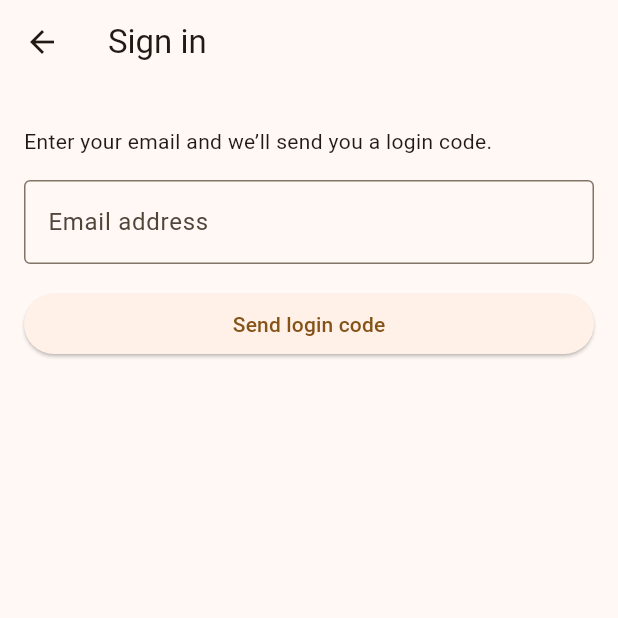
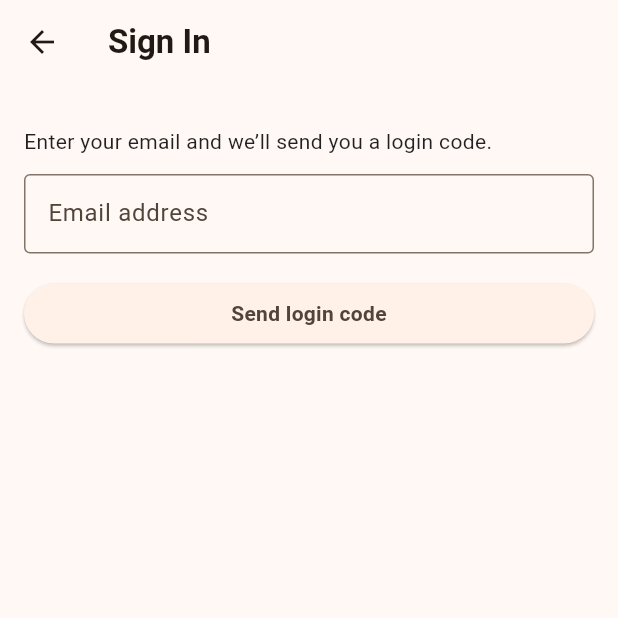
Before and after one commit to sekael/touringbuddy_frontend, a Flutter app: the screen it shows after launch, after a tap on "Sign In", on a phone screen of 412 x 824 dp, the top half of it. Run offline on Flutter 3.47's test engine with Material 3 defaults, Android fonts, the phone set to English and light mode, and no system bars; our stand-ins replace flutter_dotenv, logger, supabase_flutter; missing offline and left inert: maplibre_gl; accounts and stored records are empty.

Commit message:
refactor: apply theme more widely

```diff
--- /dev/null
+++ b/lib/components/text/button.dart
@@ -0,0 +1,33 @@
+import 'package:flutter/material.dart';
+
+class ButtonText extends StatelessWidget {
+  final String buttonText;
+  final Color? colorOverride;
+  final TextStyle? styleOverride;
+
+  const ButtonText({
+    super.key,
+    required this.buttonText,
+    this.colorOverride,
+    this.styleOverride,
+  });
+
+  @override
+  Widget build(BuildContext context) {
+    return Padding(
+      padding: const EdgeInsets.all(8.0),
+      child: Text(
+        buttonText,
+        textAlign: TextAlign.center,
+        style:
+            styleOverride ??
+            Theme.of(context).textTheme.labelLarge?.copyWith(
+              color:
+                  colorOverride ??
+                  Theme.of(context).colorScheme.onSurfaceVariant,
+              fontWeight: FontWeight.w600,
+            ),
+      ),
+    );
+  }
+}
--- a/lib/core/config/theme.dart
+++ b/lib/core/config/theme.dart
@@ -1,5 +1,33 @@
+import 'package:flutter/foundation.dart';
 import 'package:flutter/material.dart';
+import 'package:touringbuddy_frontend/core/config/tokens.dart';
+import 'package:touringbuddy_frontend/core/config/typography.dart';
 
-final ColorScheme colorScheme = ColorScheme.fromSeed(seedColor: Colors.orange);
+bool get _isCupertinoPlatform {
+  if (kIsWeb) return false;
+  return defaultTargetPlatform == TargetPlatform.iOS ||
+      defaultTargetPlatform == TargetPlatform.macOS;
+}
 
-final ThemeData touringBuddyTheme = ThemeData(colorScheme: colorScheme);
+final ColorScheme colorScheme = ColorScheme.fromSeed(
+  seedColor: Colors.orange,
+  brightness: Brightness.light,
+);
+
+final ThemeData touringBuddyTheme = ThemeData(
+  useMaterial3: true,
+  colorScheme: colorScheme,
+  visualDensity: VisualDensity.adaptivePlatformDensity,
+  textTheme: buildTextTheme(),
+  appBarTheme: AppBarTheme(
+    backgroundColor: colorScheme.surface,
+    foregroundColor: colorScheme.onSurface,
+    elevation: 0,
+    centerTitle:
+        _isCupertinoPlatform, // centers titles on iOS like UINavigationBar
+  ),
+  // Custom tokens (spacing, radii, etc.)
+  extensions: const <ThemeExtension<dynamic>>[SpacingTokens(), RadiusTokens()],
+);
+
+final touringBuddySpacings = touringBuddyTheme.extension<SpacingTokens>()!;
--- /dev/null
+++ b/lib/core/config/typography.dart
@@ -0,0 +1,14 @@
+import 'package:flutter/material.dart';
+
+TextTheme buildTextTheme() {
+  final base = Typography.blackMountainView;
+
+  // Scale & refine a few roles you actually use
+  return base.copyWith(
+    displayLarge: base.displayLarge?.copyWith(fontWeight: FontWeight.w700),
+    headlineMedium: base.headlineMedium?.copyWith(letterSpacing: 0.15),
+    titleLarge: base.titleLarge?.copyWith(fontWeight: FontWeight.w600),
+    bodyLarge: base.bodyLarge?.copyWith(height: 1.3),
+    labelLarge: base.labelLarge?.copyWith(letterSpacing: 0.2),
+  );
+}
--- a/lib/features/map/presentation/location_picker.dart
+++ b/lib/features/map/presentation/location_picker.dart
@@ -2,6 +2,7 @@ import 'package:flutter/material.dart';
 import 'package:maplibre_gl/maplibre_gl.dart';
 import 'package:provider/provider.dart';
 import 'package:touringbuddy_frontend/components/crosshair.dart';
+import 'package:touringbuddy_frontend/components/text/button.dart';
 import 'package:touringbuddy_frontend/core/logging/app_logger.dart';
 import 'package:touringbuddy_frontend/features/map/data/map_view_model.dart';
 import 'package:touringbuddy_frontend/features/tours/presentation/tours_details_sheet.dart';
@@ -37,7 +38,7 @@ class LocationPicker extends StatelessWidget {
               FloatingActionButton.extended(
                 heroTag: 'cancelGoal',
                 onPressed: () => viewModel.setPickingLocation(false),
-                label: const Text('Cancel'),
+                label: const ButtonText(buttonText: 'Cancel'),
                 icon: const Icon(Icons.close),
                 backgroundColor: Colors.white,
               ),
@@ -45,7 +46,7 @@ class LocationPicker extends StatelessWidget {
               FloatingActionButton.extended(
                 heroTag: 'confirmGoal',
                 onPressed: () => _handleConfirm(context),
-                label: const Text('Continue'),
+                label: const ButtonText(buttonText: 'Continue'),
                 icon: const Icon(Icons.check),
               ),
             ],
--- a/lib/pages/email_entry.dart
+++ b/lib/pages/email_entry.dart
@@ -1,6 +1,8 @@
 import 'package:flutter/material.dart';
 import 'package:supabase_flutter/supabase_flutter.dart';
 import 'package:touringbuddy_frontend/components/error_snackbar.dart';
+import 'package:touringbuddy_frontend/components/text/button.dart';
+import 'package:touringbuddy_frontend/core/config/theme.dart';
 import 'package:touringbuddy_frontend/core/logging/app_logger.dart';
 import 'package:touringbuddy_frontend/main.dart';
 import 'package:touringbuddy_frontend/pages/verify_otp.dart';
@@ -63,18 +65,18 @@ class _EmailEntryPageState extends State<EmailEntryPage> {
   @override
   Widget build(BuildContext context) {
     return Scaffold(
-      appBar: AppBar(title: const Text('Sign in')),
+      appBar: AppBar(title: const Text('Sign In')),
       body: SafeArea(
         child: Padding(
-          padding: const EdgeInsets.all(16),
+          padding: EdgeInsets.all(touringBuddySpacings.md),
           child: Form(
             key: _formKey,
             child: Column(
               crossAxisAlignment: CrossAxisAlignment.stretch,
               children: [
-                const SizedBox(height: 12),
+                SizedBox(height: touringBuddySpacings.sm),
                 const Text('Enter your email and we’ll send you a login code.'),
-                const SizedBox(height: 16),
+                SizedBox(height: touringBuddySpacings.sm),
                 TextFormField(
                   controller: _emailCtrl,
                   keyboardType: TextInputType.emailAddress,
@@ -94,10 +96,12 @@ class _EmailEntryPageState extends State<EmailEntryPage> {
                   onFieldSubmitted: (_) =>
                       _submitting ? null : _sendLoginCode(),
                 ),
-                const SizedBox(height: 16),
+                SizedBox(height: touringBuddySpacings.md),
                 ElevatedButton(
                   onPressed: _submitting ? null : _sendLoginCode,
-                  child: Text(_submitting ? 'Sending…' : 'Send login code'),
+                  child: ButtonText(
+                    buttonText: _submitting ? 'Sending…' : 'Send login code',
+                  ),
                 ),
               ],
             ),
--- a/lib/pages/home.dart
+++ b/lib/pages/home.dart
@@ -1,6 +1,8 @@
 import 'package:flutter/material.dart';
-import 'package:touringbuddy_frontend/components/body_text.dart';
-import 'package:touringbuddy_frontend/components/title_text.dart';
+import 'package:touringbuddy_frontend/components/text/body.dart';
+import 'package:touringbuddy_frontend/components/text/button.dart';
+import 'package:touringbuddy_frontend/components/text/title.dart';
+import 'package:touringbuddy_frontend/core/config/theme.dart';
 import 'package:touringbuddy_frontend/pages/email_entry.dart';
 
 class HomePage extends StatelessWidget {
@@ -30,7 +32,7 @@ class HomePage extends StatelessWidget {
                           'Please sign in to start using TouringBuddy, have fun!',
                     ),
                     Padding(
-                      padding: const EdgeInsets.all(16.0),
+                      padding: EdgeInsets.all(touringBuddySpacings.md),
                       child: ElevatedButton(
                         onPressed: () {
                           Navigator.of(context).push(
@@ -39,7 +41,7 @@ class HomePage extends StatelessWidget {
                             ),
                           );
                         },
-                        child: const Text('Sign In'),
+                        child: ButtonText(buttonText: 'Sign In'),
                       ),
                     ),
                   ],
```
Also changed, not shown: lib/core/config/tokens.dart (added, +54 -0 lines), lib/features/user/presentation/user_profile_sheet.dart (+11 -4 lines), lib/pages/verify_otp.dart (+15 -8 lines), lib/components/text/body.dart (renamed from lib/components/body_text.dart), lib/components/text/title.dart (renamed from lib/components/title_text.dart).
